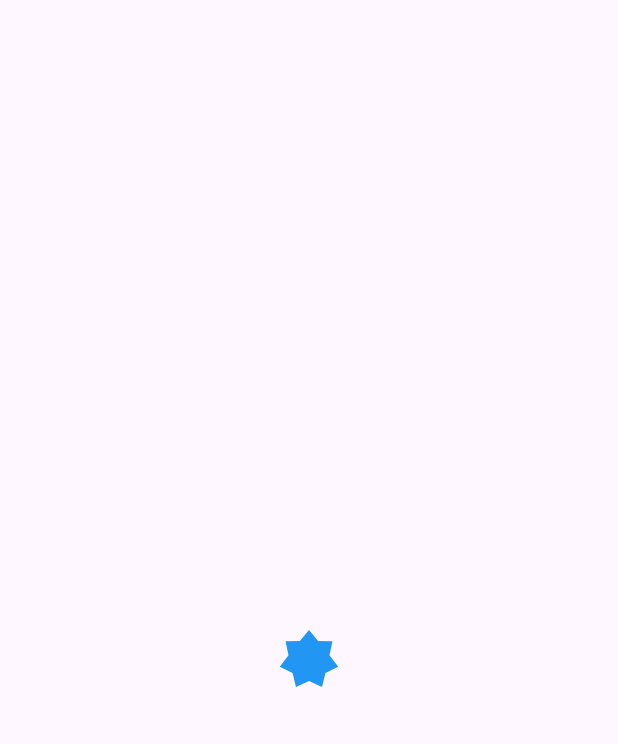
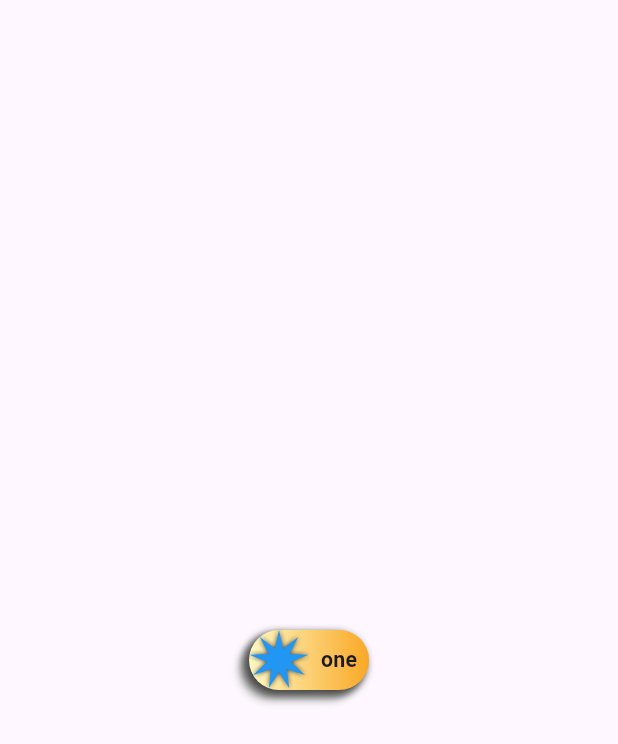
Before and after one commit to housnizalam/amazing_tools, a Flutter app: the screen it shows after launch, on a phone screen of 412 x 824 dp. Shown: the top 744 px of the screen. Run offline on Flutter 3.47's test engine with Material 3 defaults, Android fonts, the light colour scheme and no system bars; our stand-ins replace shimmer.

Commit message:
noch Dokumentation

```diff
--- a/lib/main.dart
+++ b/lib/main.dart
@@ -1,5 +1,6 @@
 import 'package:amazing_tools/tools/amazing_switcher.dart';
 import 'package:amazing_tools/tools/calender/models/calendar_state_classe.dart';
+import 'package:amazing_tools/tools/flip_widget.dart';
 
 import 'package:flutter/material.dart';
 
@@ -36,36 +37,50 @@ class MyHomePage extends StatelessWidget {
       appBar: AppBar(
         centerTitle: true,
       ),
-      body: AmazingSwitcher.starSingleState(
-        startStarInnerSize: 0.7,
-        endStarInnerSize: 0.7,
+      body: AmazingSwitcher(
+        // startSide: Text('one'),
+        // secondSide: Text('two'),
+        // flipDirection: FlipDirection.down,
+        // startSide: Icon(
+        //   Icons.star,
+        //   size: 100,
+        // ),
+
+        // secondSide: Transform.rotate(
+        //   angle: 3.14,
+        //   child: Icon(
+        //     Icons.star,
+        //     size: 100,
+        //     color: Colors.blue,
+        //   ),
+        // ),
+        animationDuration: Duration(milliseconds: 300),
+        startStarInnerSize: 0.4,
+        endStarInnerSize: 0.4,
         indicatorRotationAngel: 360,
-        switcherState1: AmazingSwitcherState(
-          starInnerRadius: 0.2,
+        switcherState1: AmazingSwitcherState(starInnerRadius: 0.4, starHeadsNumber: 9),
+        switcherState2: AmazingSwitcherState(starInnerRadius: 0.4, starHeadsNumber: 4, starValleyRounding: 1),
+        startText: Text(
+          'one',
+          style: TextStyle(fontSize: 30, fontWeight: FontWeight.bold),
         ),
-        switcherState2: AmazingSwitcherState(
-          indicatorColor: Colors.red,
-          starInnerRadius: 0.1,
-          starHeadsRounding: 0.7,
+        secondText: Text(
+          'Two',
+          style: TextStyle(fontSize: 30, fontWeight: FontWeight.bold),
         ),
-        // startText: Text(
-        //   'one',
-        //   style: TextStyle(fontSize: 30, fontWeight: FontWeight.bold),
-        // ),
-        // secondText: Text('Two'),
         // AmazingSwitcher(
-        //   onFirstPress: () {
-        //     print('press1');
-        //   },
-        //   onSecondPress: () {
-        //     print('press2');
-        //   },
-        //   onFirstAnimationComplete: () {
-        //     print('on first Animation Complete');
-        //   },
-        //   onSecondAnimationComplete: () {
-        //     print('on second Animation Complete');
-        //   },
+        onFirstPress: () {
+          print('press1');
+        },
+        onSecondPress: () {
+          print('press2');
+        },
+        onFirstAnimationComplete: () {
+          print('on first Animation Complete');
+        },
+        onSecondAnimationComplete: () {
+          print('on second Animation Complete');
+        },
         // ),
       ),
     );
--- a/lib/tools/amazing_switcher.dart
+++ b/lib/tools/amazing_switcher.dart
@@ -11,7 +11,7 @@ import 'package:amazing_tools/tools/flip_widget.dart';
 enum SwitchingTyp { dualState, starSingleState, flipSingleState }
 
 class AmazingSwitcher extends StatefulWidget {
-  // Main Kontraktor
+  // Main Konstraktor
   const AmazingSwitcher._internal({
     super.key,
     this.switcherHeight = 40,
@@ -30,11 +30,15 @@ class AmazingSwitcher extends StatefulWidget {
     required this.switchingTyp,
     this.endStarInnerSize,
     this.startStarInnerSize,
+    this.flipDirection,
+    this.switcherBoxBorder,
+    this.switcherBoxShadowList,
+    this.switcherGradientColor,
   });
 
   // Public Hauptkonstruktor
-  const AmazingSwitcher(
-      {super.key,
+  const AmazingSwitcher({
+    super.key,
     this.switcherHeight = 40,
     this.switcherWidth = 80,
     this.indicatorRotationAngel = 360,
@@ -48,9 +52,13 @@ class AmazingSwitcher extends StatefulWidget {
     this.secondText,
     required this.switcherState1,
     this.switcherState2,
-      this.endStarInnerSize,
-      this.startStarInnerSize})
-      : switchingTyp = SwitchingTyp.dualState;
+    this.endStarInnerSize = 0.7,
+    this.startStarInnerSize = 0.7,
+    this.switcherBoxBorder,
+    this.switcherBoxShadowList,
+    this.switcherGradientColor,
+  })  : switchingTyp = SwitchingTyp.dualState,
+        flipDirection = null;
 
   final double switcherHeight;
   final double switcherWidth;
@@ -68,6 +76,10 @@ class AmazingSwitcher extends StatefulWidget {
   final Widget? secondText;
   final AmazingSwitcherState switcherState1;
   final AmazingSwitcherState? switcherState2;
+  final FlipDirection? flipDirection;
+  final BoxBorder? switcherBoxBorder;
+  final List<BoxShadow>? switcherBoxShadowList;
+  final List<Color>? switcherGradientColor;
 
   // Single State Factory
   factory AmazingSwitcher.starSingleState({
@@ -77,21 +89,21 @@ class AmazingSwitcher extends StatefulWidget {
     Function? onFirstAnimationComplete,
     Function? onSecondAnimationComplete,
     double indicatorRotationAngel = 360,
-    double starFirsInnerRadius = 0.8,
+    double starFirsInnerRadius = 0,
     double secondStarInnerRadius = 0.1,
     Color indicatorColor = Colors.blue,
     double starHeads = 7,
     double starHeadsRounding = 0,
     double starValleyRounding = 0,
     Widget? child,
-    double? startStarInnerSize,
-    double? endStarInnerSize,
+    double? startStarInnerSize = 0.7,
+    double? endStarInnerSize = 0.7,
     required AmazingSwitcherState switcherState1,
     AmazingSwitcherState? switcherState2,
   }) {
     return AmazingSwitcher._internal(
-      switcherState2: switcherState2?.copyWith(switcherGradientColors: <Color>[Colors.transparent, Colors.transparent]),
-      switcherState1: switcherState1.copyWith(switcherGradientColors: <Color>[Colors.transparent, Colors.transparent]),
+      switcherState2: switcherState2,
+      switcherState1: switcherState1,
       startStarInnerSize: startStarInnerSize,
       endStarInnerSize: endStarInnerSize,
       switchingTyp: SwitchingTyp.starSingleState,
@@ -107,8 +119,30 @@ class AmazingSwitcher extends StatefulWidget {
     );
   }
 
-  factory AmazingSwitcher.flipSingleState({Key? key, final Widget? startSide}) {
+  factory AmazingSwitcher.flipSingleState({
+    Key? key,
+    final Widget? startSide,
+    final Widget? secondSide,
+    double height = 40,
+    double width = 40,
+    Function? onFirstPress,
+    Function? onSecondPress,
+    Function? onFirstAnimationComplete,
+    Function? onSecondAnimationComplete,
+    Duration? animationDuration,
+    FlipDirection? flipDirection,
+  }) {
     return AmazingSwitcher._internal(
+      flipDirection: flipDirection,
+      animationDuration: animationDuration,
+      switcherHeight: height,
+      switcherWidth: width,
+      onFirstPress: onFirstPress,
+      onSecondPress: onSecondPress,
+      onFirstAnimationComplete: onFirstAnimationComplete,
+      onSecondAnimationComplete: onSecondAnimationComplete,
+      startText: startSide,
+      secondText: secondSide,
       switcherState1: AmazingSwitcherState(),
       switchingTyp: SwitchingTyp.flipSingleState,
     );
@@ -129,7 +163,7 @@ class _AmazingSwitcherState extends State<AmazingSwitcher> with TickerProviderSt
       switcherState = AmazingSwitcherState.copyFrom(state1: widget.switcherState1, state2: null)
           .copyWith(starInnerRadius: widget.startStarInnerSize);
     });
-    child = widget.indicatorChild ?? SizedBox();
+    child = switcherState.child ?? widget.indicatorChild ?? SizedBox();
     _animationController = AnimationController(
       vsync: this,
       duration: widget.animationDuration ?? const Duration(milliseconds: 500),
@@ -173,7 +207,26 @@ class _AmazingSwitcherState extends State<AmazingSwitcher> with TickerProviderSt
   Widget build(BuildContext context) {
     if (widget.switchingTyp == SwitchingTyp.flipSingleState) {
       return Center(
-        child: FlippWidget(),
+        child: FlippWidget(
+          flipDirection: widget.flipDirection,
+          animationDuration: widget.animationDuration,
+          startChild: widget.startText,
+          secondChild: widget.secondText,
+          height: widget.switcherHeight,
+          width: widget.switcherWidth,
+          onFirstPress: () {
+            widget.onFirstPress!.call();
+          },
+          onFirstAnimationComplete: () {
+            widget.onFirstAnimationComplete!.call();
+          },
+          onSecondPress: () {
+            widget.onSecondPress!.call();
+          },
+          onSecondAnimationComplete: () {
+            widget.onSecondAnimationComplete!.call();
+          },
+        ),
       );
     }
     if (widget.switchingTyp == SwitchingTyp.starSingleState) {
@@ -199,7 +252,16 @@ class _AmazingSwitcherState extends State<AmazingSwitcher> with TickerProviderSt
               duration: widget.animationDuration ?? Duration(milliseconds: 500),
               decoration: ShapeDecoration(
                 color: switcherState.indicatorColor,
+                shadows: switcherState.indicatorBoxShadow ??
+                    [
+                      BoxShadow(
+                        blurRadius: 2,
+                        blurStyle: BlurStyle.normal,
+                        color: Colors.grey[800]!,
+                      ),
+                    ],
                 shape: StarBorder(
+                  side: switcherState.indicatorBorder ?? BorderSide(color: Colors.transparent),
                   points: switcherState.starHeadsNumber,
                   innerRadiusRatio: switcherState.starInnerRadius,
                   pointRounding: switcherState.starHeadsRounding,
@@ -214,7 +276,7 @@ class _AmazingSwitcherState extends State<AmazingSwitcher> with TickerProviderSt
               ),
               onEnd: () {
                 setState(() {
-                  child = widget.indicatorChild ?? SizedBox();
+                  child = switcherState.child ?? widget.indicatorChild ?? SizedBox();
                 });
               },
             ),
@@ -229,10 +291,25 @@ class _AmazingSwitcherState extends State<AmazingSwitcher> with TickerProviderSt
             height: widget.switcherHeight,
             width: widget.switcherWidth,
             decoration: BoxDecoration(
-              borderRadius: BorderRadius.all(Radius.circular(20)),
+              borderRadius: BorderRadius.all(Radius.circular(widget.switcherHeight / 2)),
+              boxShadow: widget.switcherBoxShadowList ??
+                  [
+                    BoxShadow(
+                        blurRadius: 4, blurStyle: BlurStyle.normal, color: Colors.grey[200]!, offset: Offset(-8, 8)),
+                    BoxShadow(
+                        blurRadius: 4, blurStyle: BlurStyle.normal, color: Colors.grey[400]!, offset: Offset(-6, 6)),
+                    BoxShadow(
+                        blurRadius: 4, blurStyle: BlurStyle.normal, color: Colors.grey[600]!, offset: Offset(-4, 4)),
+                    BoxShadow(
+                        blurRadius: 4, blurStyle: BlurStyle.normal, color: Colors.grey[800]!, offset: Offset(-2, 2)),
+                  ],
+              border: widget.switcherBoxBorder ?? Border.all(color: Colors.transparent, width: 0),
               color: null,
               gradient: LinearGradient(
-                  colors: switcherState.switcherGradientColors ?? [Colors.yellow[100]!, Colors.yellow[800]!]),
+                colors: widget.switcherGradientColor != null && widget.switcherGradientColor!.length >= 2
+                    ? widget.switcherGradientColor!
+                    : [Colors.yellow[100]!, Colors.yellow[800]!],
+              ),
             ),
             child: Row(
               children: [
@@ -240,7 +317,7 @@ class _AmazingSwitcherState extends State<AmazingSwitcher> with TickerProviderSt
                   child: Padding(
                     padding: const EdgeInsets.all(8.0),
                     child: FittedBox(
-                      child: widget.secondText ?? Text(' '),
+                      child: presed ? switcherState.child ?? widget.secondText ?? Text(' ') : Text(' '),
                     ),
                   ),
                 ),
@@ -248,7 +325,7 @@ class _AmazingSwitcherState extends State<AmazingSwitcher> with TickerProviderSt
                     child: Padding(
                   padding: const EdgeInsets.all(8.0),
                   child: FittedBox(
-                    child: widget.startText ?? Text(' '),
+                    child: !presed ? switcherState.child ?? widget.startText ?? Text(' ') : Text(' '),
                   ),
                 ))
               ],
@@ -258,6 +335,7 @@ class _AmazingSwitcherState extends State<AmazingSwitcher> with TickerProviderSt
             left: (widget.switcherWidth - widget.switcherHeight) * _animationController.value,
             height: widget.switcherHeight,
             width: widget.switcherHeight,
+            child: SizedBox(
               child: InkWell(
                 onTap: () {
                   if (!presed) {
@@ -277,7 +355,16 @@ class _AmazingSwitcherState extends State<AmazingSwitcher> with TickerProviderSt
                       duration: widget.animationDuration ?? Duration(milliseconds: 500),
                       decoration: ShapeDecoration(
                         color: switcherState.indicatorColor,
+                        shadows: switcherState.indicatorBoxShadow ??
+                            [
+                              BoxShadow(
+                                blurRadius: 2,
+                                blurStyle: BlurStyle.normal,
+                                color: Colors.grey[800]!,
+                              ),
+                            ],
                         shape: StarBorder(
+                          side: switcherState.indicatorBorder ?? BorderSide(color: Colors.transparent),
                           points: switcherState.starHeadsNumber,
                           innerRadiusRatio: switcherState.starInnerRadius,
                           pointRounding: switcherState.starHeadsRounding,
@@ -293,6 +380,7 @@ class _AmazingSwitcherState extends State<AmazingSwitcher> with TickerProviderSt
                 ),
               ),
             ),
+          ),
         ],
       ),
     );
@@ -301,59 +389,80 @@ class _AmazingSwitcherState extends State<AmazingSwitcher> with TickerProviderSt
 
 class AmazingSwitcherState {
   Color indicatorColor;
-  List<Color>? switcherGradientColors;
   double starHeadsNumber;
   double starInnerRadius;
   double starHeadsRounding;
   double starValleyRounding;
   double indicatorSize;
+  Widget? child;
+  List<BoxShadow>? indicatorBoxShadow;
+  BorderSide? indicatorBorder;
+
   AmazingSwitcherState({
     this.indicatorColor = Colors.blue,
-    this.switcherGradientColors,
     this.starHeadsNumber = 7,
-    this.starInnerRadius = 0.7,
+    this.starInnerRadius = 0.4,
     this.starHeadsRounding = 0,
     this.starValleyRounding = 0,
     this.indicatorSize = 40,
+    this.child,
+    this.indicatorBoxShadow,
+    this.indicatorBorder,
   });
 
   factory AmazingSwitcherState.copyFrom({required AmazingSwitcherState state1, AmazingSwitcherState? state2}) {
     if (state2 == null) {
       return AmazingSwitcherState(
           indicatorColor: state1.indicatorColor,
-          switcherGradientColors: state1.switcherGradientColors,
-          starHeadsNumber: state1.starHeadsNumber,
-          starInnerRadius: state1.starInnerRadius,
-          starHeadsRounding: state1.starHeadsRounding,
-          starValleyRounding: state1.starValleyRounding,
-          indicatorSize: state1.indicatorSize);
+          starHeadsNumber: inputHandeler(state1.starHeadsNumber, 2, 10000),
+          starInnerRadius: inputHandeler(state1.starInnerRadius),
+          starHeadsRounding: inputHandeler(state1.starHeadsRounding),
+          starValleyRounding: inputHandeler(state1.starValleyRounding),
+          indicatorSize: state1.indicatorSize,
+          child: state1.child,
+          indicatorBoxShadow: state1.indicatorBoxShadow,
+          indicatorBorder: state1.indicatorBorder);
     } else {
       return AmazingSwitcherState(
         indicatorColor: state2.indicatorColor,
-          switcherGradientColors: state2.switcherGradientColors,
-          starHeadsNumber: state2.starHeadsNumber,
-          starInnerRadius: state2.starInnerRadius,
-          starHeadsRounding: state2.starHeadsRounding,
-          starValleyRounding: state2.starValleyRounding,
-          indicatorSize: state2.indicatorSize);
+        starHeadsNumber: inputHandeler(state2.starHeadsNumber, 2, 10000),
+        starInnerRadius: inputHandeler(state2.starInnerRadius),
+        starHeadsRounding: inputHandeler(state2.starHeadsRounding),
+        starValleyRounding: inputHandeler(state2.starValleyRounding),
+        indicatorSize: state2.indicatorSize,
+        child: state2.child,
+        indicatorBoxShadow: state2.indicatorBoxShadow,
+        indicatorBorder: state2.indicatorBorder,
+      );
     }
   }
   AmazingSwitcherState copyWith({
     Color? indicatorColor,
-    List<Color>? switcherGradientColors,
     double? starHeadsNumber,
     double? starInnerRadius,
     double? starHeadsRounding,
     double? starValleyRounding,
     double? indicatorSize,
+    Widget? child,
+    List<BoxShadow>? indicatorBoxShadow,
+    BorderSide? indicatorBorder,
   }) {
     return AmazingSwitcherState(
       indicatorColor: indicatorColor ?? this.indicatorColor,
-        switcherGradientColors: switcherGradientColors ?? this.switcherGradientColors,
       starHeadsNumber: starHeadsNumber ?? this.starHeadsNumber,
       starInnerRadius: starInnerRadius ?? this.starInnerRadius,
       starHeadsRounding: starHeadsRounding ?? this.starHeadsRounding,
       starValleyRounding: starValleyRounding ?? this.starValleyRounding,
-        indicatorSize: indicatorSize ?? this.indicatorSize);
+      indicatorSize: indicatorSize ?? this.indicatorSize,
+      child: child ?? this.child,
+      indicatorBoxShadow: indicatorBoxShadow ?? this.indicatorBoxShadow,
+      indicatorBorder: indicatorBorder ?? this.indicatorBorder,
+    );
   }
 }
+
+double inputHandeler(double number, [double min = 0, double max = 1]) {
+  if (number < min) return min;
+  if (number > max) return max;
+  return number;
+}
--- a/lib/tools/flip_widget.dart
+++ b/lib/tools/flip_widget.dart
@@ -107,11 +107,10 @@ class _FlippWidgetState extends State<FlippWidget> with SingleTickerProviderStat
                                 height: widget.height,
                                 width: widget.width,
                                 color: Colors.blue,
-                                child: Center(
+                                child: const Center(
+                                  child: FittedBox(
                                     child: Text(
                                       'First side',
-                                    style: TextStyle(
-                                      fontSize: 15,
                                     ),
                                   ),
                                 ),
@@ -133,11 +132,10 @@ class _FlippWidgetState extends State<FlippWidget> with SingleTickerProviderStat
                                     height: widget.height,
                                     width: widget.width,
                                     color: Colors.red,
-                                    child: Center(
+                                    child: const Center(
+                                      child: FittedBox(
                                         child: Text(
                                           'Second side',
-                                        style: TextStyle(
-                                          fontSize: 15,
                                         ),
                                       ),
                                     ),
@@ -165,11 +163,13 @@ class _FlippWidgetState extends State<FlippWidget> with SingleTickerProviderStat
                                     height: widget.height,
                                     width: widget.width,
                                     color: Colors.blue,
-                                    child: Center(
+                                    child: const Center(
+                                      child: FittedBox(
                                         child: Text(
                                           'First side',
                                           style: TextStyle(
                                             fontSize: 15,
+                                          ),
                                         ),
                                       ),
                                     ),
@@ -191,11 +191,13 @@ class _FlippWidgetState extends State<FlippWidget> with SingleTickerProviderStat
                                         height: widget.height,
                                         width: widget.width,
                                         color: Colors.red,
-                                        child: Center(
+                                        child: const Center(
+                                          child: FittedBox(
                                             child: Text(
                                               'Second side',
                                               style: TextStyle(
                                                 fontSize: 15,
+                                              ),
                                             ),
                                           ),
                                         ),
@@ -223,11 +225,13 @@ class _FlippWidgetState extends State<FlippWidget> with SingleTickerProviderStat
                                         height: widget.height,
                                         width: widget.width,
                                         color: Colors.blue,
-                                        child: Center(
+                                        child: const Center(
+                                          child: FittedBox(
                                             child: Text(
                                               'First side',
                                               style: TextStyle(
                                                 fontSize: 15,
+                                              ),
                                             ),
                                           ),
                                         ),
@@ -249,11 +253,13 @@ class _FlippWidgetState extends State<FlippWidget> with SingleTickerProviderStat
                                           height: widget.height,
                                           width: widget.width,
                                           color: Colors.red,
-                                          child: Center(
+                                          child: const Center(
+                                            child: FittedBox(
                                               child: Text(
                                                 'Second side',
                                                 style: TextStyle(
                                                   fontSize: 15,
+                                                ),
                                               ),
                                             ),
                                           ),
@@ -279,11 +285,13 @@ class _FlippWidgetState extends State<FlippWidget> with SingleTickerProviderStat
                                         height: widget.height,
                                         width: widget.width,
                                         color: Colors.blue,
-                                        child: Center(
+                                        child: const Center(
+                                          child: FittedBox(
                                             child: Text(
                                               'First side',
                                               style: TextStyle(
                                                 fontSize: 15,
+                                              ),
                                             ),
                                           ),
                                         ),
@@ -305,11 +313,13 @@ class _FlippWidgetState extends State<FlippWidget> with SingleTickerProviderStat
                                           height: widget.height,
                                           width: widget.width,
                                           color: Colors.red,
-                                          child: Center(
+                                          child: const Center(
+                                            child: FittedBox(
                                               child: Text(
                                                 'Second side',
                                                 style: TextStyle(
                                                   fontSize: 15,
+                                                ),
                                               ),
                                             ),
                                           ),
```
Lines whose indentation alone changed are shown as unchanged.
